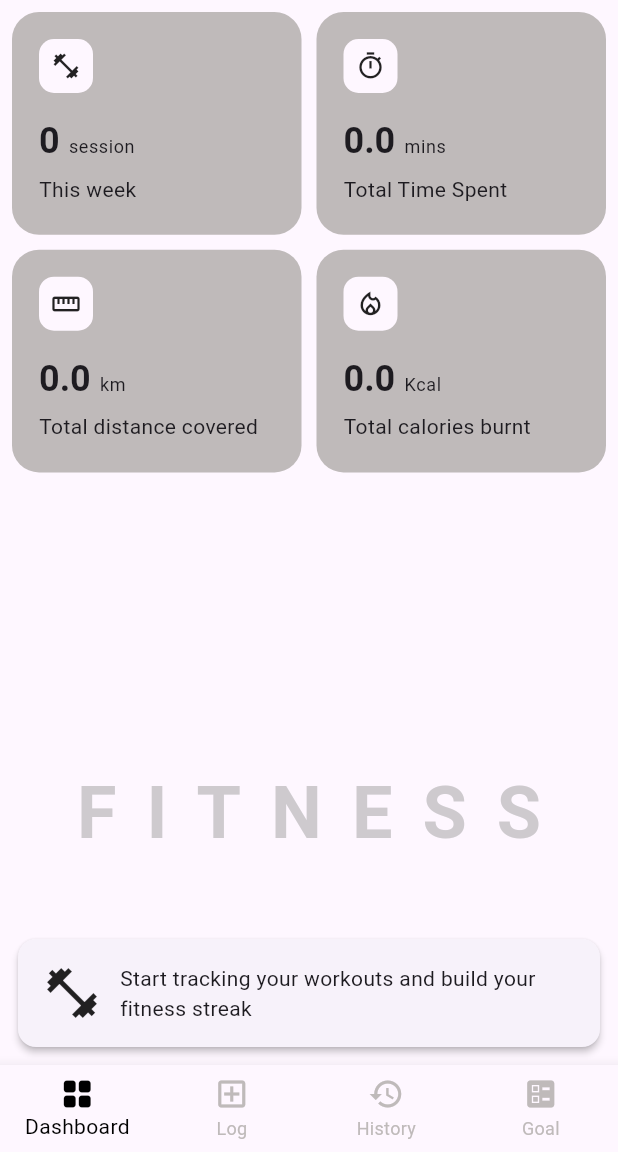
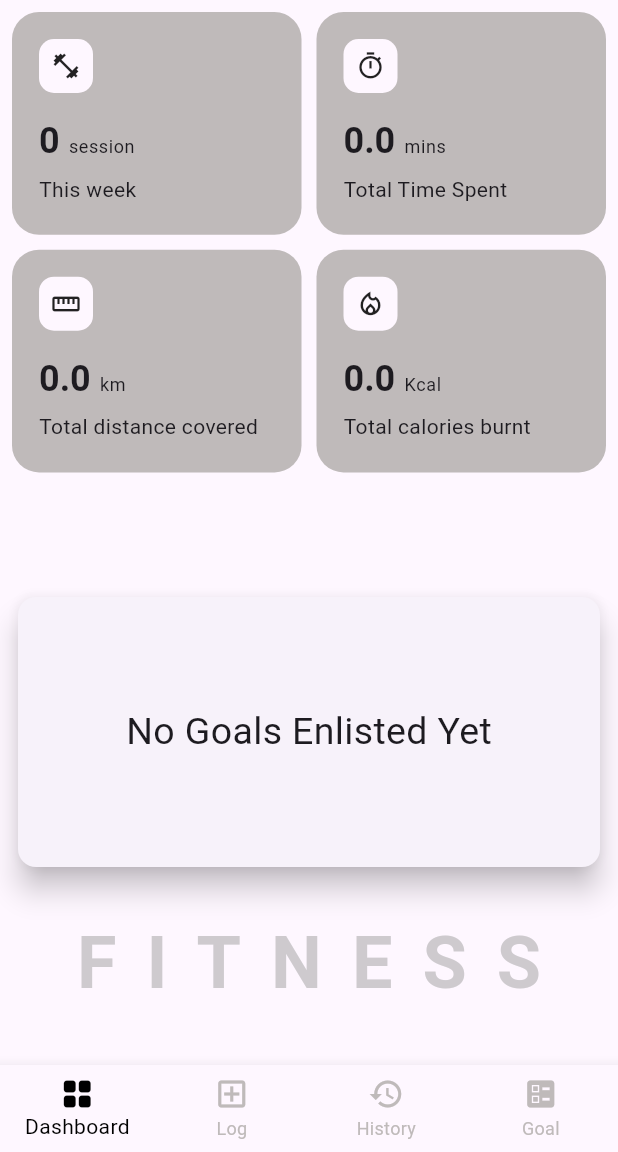
Before and after one commit to ShivahariRukesh/intern-projects, a Flutter app: the screen it shows after launch, on a phone screen of 412 x 824 dp, the part 84-1236 px from its top. Run offline on Flutter 3.47's test engine with Material 3 defaults, Android fonts, the light colour scheme and no system bars; our stand-ins replace fl_chart.

Commit message:
refactor: Changed dashboard screen and app theme configs

```diff
--- a/fitness_tracker_app/lib/screens/dashboard_screen.dart
+++ b/fitness_tracker_app/lib/screens/dashboard_screen.dart
@@ -1,3 +1,4 @@
+import 'package:fitness_tracker_app/widgets/dashboard_goal_record_widget.dart';
 import 'package:fitness_tracker_app/widgets/dashboard_record_widget.dart';
 import 'package:fitness_tracker_app/widgets/scaffold_widget.dart';
 import 'package:flutter/material.dart';
@@ -25,8 +26,7 @@ class DashboardScreen extends StatelessWidget {
         child: Column(
           children: [
             const DashboardRecordWidget(),
-            const SizedBox(height: 20),
-
+            DashboardGoalRecordWidget(),
             Container(
               alignment: Alignment.center,
               height: 120,
@@ -40,27 +40,6 @@ class DashboardScreen extends StatelessWidget {
                 ),
               ),
             ),
-
-            const SizedBox(height: 20),
-
-            Card(
-              elevation: 2,
-              child: Padding(
-                padding: const EdgeInsets.all(16),
-                child: Row(
-                  children: const [
-                    Icon(Icons.fitness_center, size: 40),
-                    SizedBox(width: 12),
-                    Expanded(
-                      child: Text(
-                        "Start tracking your workouts and build your fitness streak",
-                        style: TextStyle(fontSize: 14),
-                      ),
-                    ),
-                  ],
-                ),
-              ),
-            ),
           ],
         ),
       ),
--- a/fitness_tracker_app/lib/theme/app_theme.dart
+++ b/fitness_tracker_app/lib/theme/app_theme.dart
@@ -1,7 +1,12 @@
 import 'package:flutter/material.dart';
 
 class AppColor {
-  static const darkThemePrimaryColor = Colors.white;
+  static const darkThemePrimaryColor = Color.fromARGB(
+    255,
+    178,
+    156,
+    45,
+  );
   static const darkThemeSecondaryColor = Color.fromARGB(
     255,
     89,
@@ -22,6 +27,11 @@ class AppColor {
 }
 
 final ThemeData lightTheme = ThemeData.light().copyWith(
+  primaryColor: AppColor.lightThemePrimaryColor,
+
+  colorScheme: ThemeData.light().colorScheme.copyWith(
+    secondary: AppColor.lightThemeSecondaryColor,
+  ),
   bottomNavigationBarTheme:
       const BottomNavigationBarThemeData(
         selectedItemColor: AppColor.lightThemePrimaryColor,
@@ -41,6 +51,11 @@ final ThemeData lightTheme = ThemeData.light().copyWith(
 );
 
 final ThemeData darkTheme = ThemeData.dark().copyWith(
+  primaryColor: AppColor.darkThemePrimaryColor,
+
+  colorScheme: ThemeData.dark().colorScheme.copyWith(
+    secondary: AppColor.darkThemeSecondaryColor,
+  ),
   bottomNavigationBarTheme:
       const BottomNavigationBarThemeData(
         backgroundColor: AppColor.darkThemeBackgroundColor,
```
